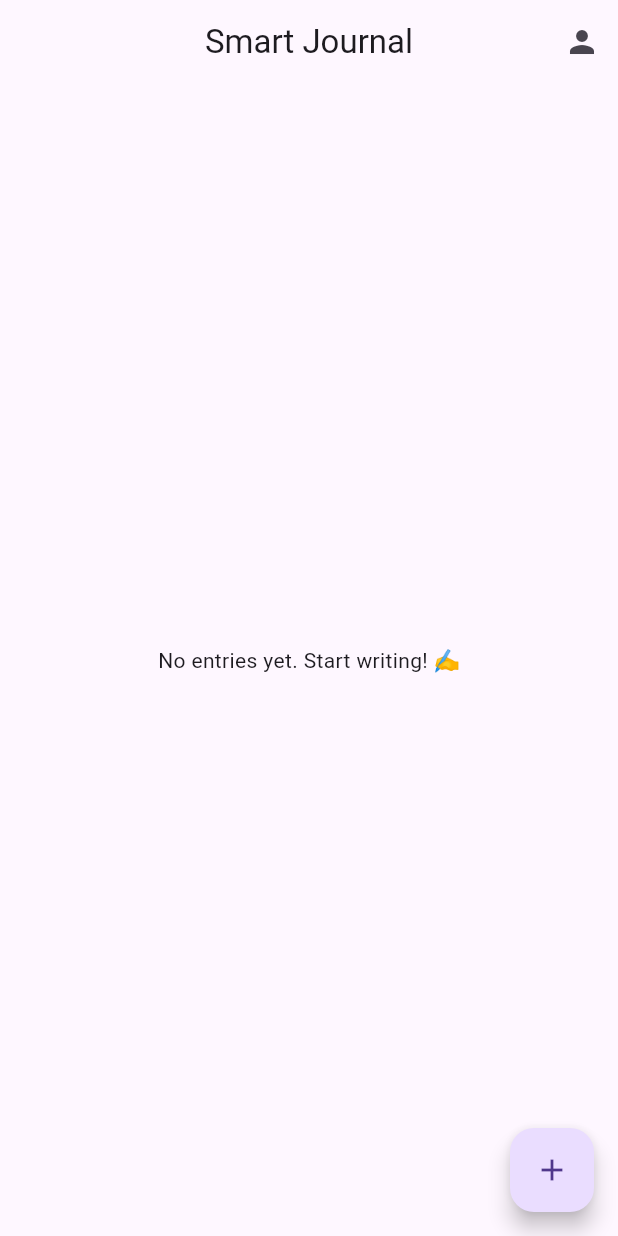
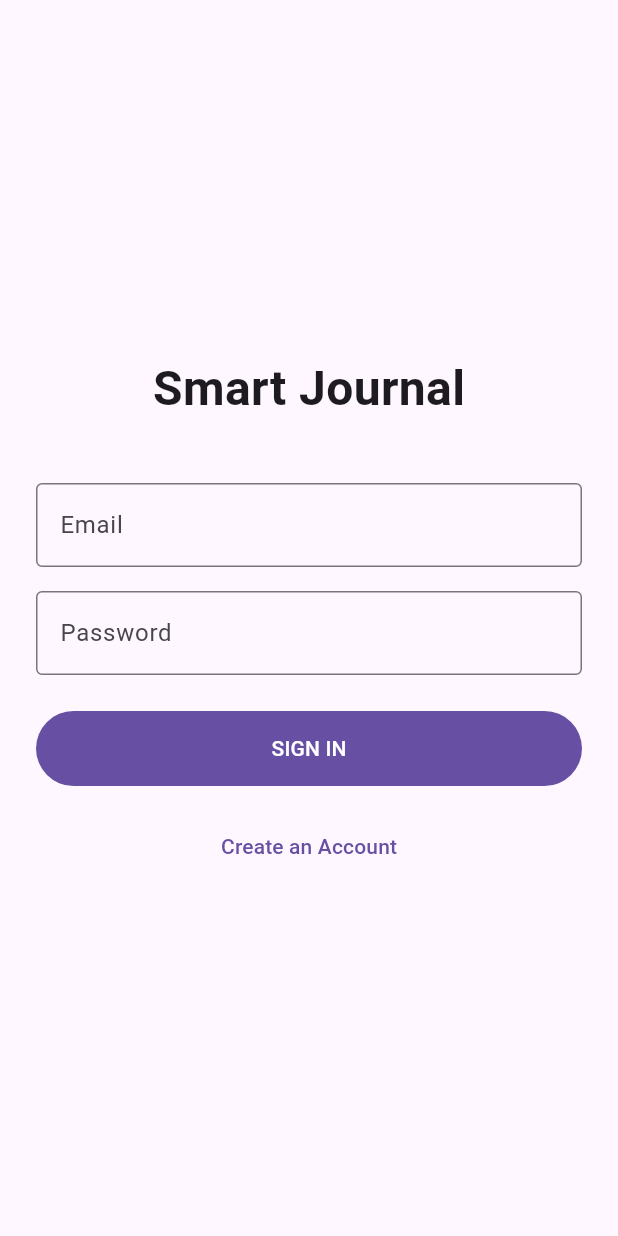
Before and after one commit to kapitan05/online_journal, a Flutter app: the screen it shows after launch, on a phone screen of 412 x 824 dp. Run offline on Flutter 3.47's test engine with Material 3 defaults, Android fonts, the light colour scheme and no system bars; our stand-ins replace equatable, flutter_bloc, get_it, hive, hive_flutter; accounts and stored records are empty.

Commit message:
added auth logic

```diff
--- a/lib/data/models/user_profile_model.dart
+++ b/lib/data/models/user_profile_model.dart
@@ -23,6 +23,9 @@ class UserProfileModel extends HiveObject {
   @HiveField(5)
   final String zipCode;
 
+  @HiveField(6)
+  final String password;
+
   UserProfileModel({
     required this.firstName,
     required this.lastName,
@@ -30,6 +33,7 @@ class UserProfileModel extends HiveObject {
     required this.street,
     required this.city,
     required this.zipCode,
+    required this.password,
   });
 
   // Mapper: Model -> Entity
@@ -40,6 +44,7 @@ class UserProfileModel extends HiveObject {
     street: street,
     city: city,
     zipCode: zipCode,
+    password: password,
   );
 
   // Mapper: Entity -> Model
@@ -50,5 +55,6 @@ class UserProfileModel extends HiveObject {
     street: user.street,
     city: user.city,
     zipCode: user.zipCode,
+    password: user.password,
   );
 }
--- a/lib/data/repositories/user_repository.dart
+++ b/lib/data/repositories/user_repository.dart
@@ -2,19 +2,52 @@ import 'package:hive/hive.dart';
 import '../models/user_profile_model.dart';
 import '../../domain/entities/user_profile.dart';
 
+// Repository to manage User Profiles and Authentication
+// Simulates a simple user database using Hive
+// email as the unique key in the database to prevent duplicate users
+
 class UserRepository {
-  final Box<UserProfileModel> box;
 
-  UserRepository(this.box);
+final Box<UserProfileModel> _usersBox; // The "Database" of all users
+  final Box _sessionBox; // To remember who is currently logged in
 
-  Future<void> saveUser(UserProfile user) async {
+  UserRepository(this._usersBox, this._sessionBox);
+
+  // SIGN UP METHOD
+  Future<void> registerUser(UserProfile user) async {
+    // Check if email exists in "DB"
+    if (_usersBox.containsKey(user.email)) {
+      throw Exception('User with this email already exists.');
+    }
+
     final model = UserProfileModel.fromEntity(user);
-    // We use a fixed key 'current_user' so we always overwrite the old profile
-    await box.put('current_user', model);
+    // Save user using Email as the Key (Unique Index)
+    await _usersBox.put(user.email, model);
   }
 
-  UserProfile? getUser() {
-    final model = box.get('current_user');
-    return model?.toEntity();
+  //  SIGN IN METHOD
+  Future<UserProfile> authenticateUser(String email, String password) async {
+    final userModel = _usersBox.get(email);
+
+    if (userModel == null) {
+      throw Exception('User not found.');
+    }
+
+    if (userModel.password != password) {
+      throw Exception('Incorrect password.');
+    }
+
+    // Login successful: Save session
+    await _sessionBox.put('current_user_email', email);
+    return userModel.toEntity();
+  }
+
+  // --- CHECK SESSION ---
+  Future<bool> isLoggedIn() async {
+    return _sessionBox.containsKey('current_user_email');
+  }
+
+  Future<void> logout() async {
+    await _sessionBox.delete('current_user_email');
   }
 }
--- a/lib/domain/entities/user_profile.dart
+++ b/lib/domain/entities/user_profile.dart
@@ -3,6 +3,7 @@ class UserProfile {
   final String lastName;
   final String email;
   final String street;
+  final String password;
   final String city;
   final String zipCode;
 
@@ -11,6 +12,7 @@ class UserProfile {
     required this.lastName,
     required this.email,
     required this.street,
+    required this.password,
     required this.city,
     required this.zipCode,
   });
--- a/lib/main.dart
+++ b/lib/main.dart
@@ -2,7 +2,8 @@ import 'package:flutter/material.dart';
 import 'package:flutter_bloc/flutter_bloc.dart';
 import 'package:hive_flutter/hive_flutter.dart';
 import 'package:online_journal_local/data/models/user_profile_model.dart';
-import 'package:online_journal_local/presentation/cubit/user_cubit.dart';
+import 'package:online_journal_local/presentation/cubit/auth_cubit.dart';
+import 'package:online_journal_local/presentation/screens/login_screen.dart';
 
 import 'injection_container.dart' as di;
 import 'presentation/cubit/journal_cubit.dart';
@@ -21,7 +22,7 @@ void main() async {
   await di.init();
 
   // Just to verify the box path
-  print("📦 Hive Storage Path: ${Hive.box<UserProfileModel>('userBox').path}");
+  // print("📦 Hive Storage Path: ${Hive.box<UserProfileModel>('userBox').path}");
 
   runApp(const MainApp());
 }
@@ -34,15 +35,24 @@ class MainApp extends StatelessWidget {
       return MultiBlocProvider( // MultiBlocProvider because we have multiple cubits
             providers: [
               BlocProvider(create: (_) => di.sl<JournalCubit>()..loadEntries()),
-              BlocProvider(create: (_) => di.sl<UserCubit>()),
+              // Load AuthCubit and check status immediately by calling checkAuthStatus
+              BlocProvider(create: (_) => di.sl<AuthCubit>()..checkAuthStatus()),
             ],
       child: MaterialApp(
-        debugShowCheckedModeBanner: false,
-        theme: ThemeData(
-          primarySwatch: Colors.blue,
-          useMaterial3: true, // Modern UI look
-        ),
-        home: const HomeScreen(), // Using the real screen
+              debugShowCheckedModeBanner: false,
+              theme: ThemeData(primarySwatch: Colors.blue, useMaterial3: true),
+              // Auth Wrapper: Decides what to show
+              home: BlocBuilder<AuthCubit, AuthState>(
+                builder: (context, state) {
+                  if (state is AuthAuthenticated) {
+                    return const HomeScreen();
+                  } else if (state is AuthUnauthenticated) {
+                    return const LoginScreen();
+                  }
+                  // While checking session
+                  return const Scaffold(body: Center(child: CircularProgressIndicator()));
+                },
+              ),
       ),
     );
   }
--- /dev/null
+++ b/lib/presentation/cubit/auth_cubit.dart
@@ -0,0 +1,65 @@
+import 'package:flutter_bloc/flutter_bloc.dart';
+import '../../domain/entities/user_profile.dart';
+import '../../data/repositories/user_repository.dart';
+
+// States to represent authentication status so toggle UI accordingly
+abstract class AuthState {}
+class AuthInitial extends AuthState {}
+class AuthLoading extends AuthState {}
+class AuthAuthenticated extends AuthState {
+  final UserProfile user;
+  AuthAuthenticated(this.user);
+}
+class AuthUnauthenticated extends AuthState {}
+class AuthError extends AuthState {
+  final String message;
+  AuthError(this.message);
+}
+
+// Logic
+class AuthCubit extends Cubit<AuthState> {
+  final UserRepository repository;
+
+  AuthCubit(this.repository) : super(AuthInitial());
+
+  // Check on App Start
+  Future<void> checkAuthStatus() async {
+    final isLoggedIn = await repository.isLoggedIn();
+    if (isLoggedIn) {
+       // Ideally, fetch the actual user object here
+       emit(AuthAuthenticated(UserProfile(
+         firstName: 'User', lastName: '', email: '', password: '',
+         street: '', city: '', zipCode: ''
+       )));
+    } else {
+      emit(AuthUnauthenticated());
+    }
+  }
+
+  Future<void> signUp(UserProfile user) async {
+    emit(AuthLoading());
+    try {
+      await repository.registerUser(user);
+      // Auto-login after signup
+      await repository.authenticateUser(user.email, user.password);
+      emit(AuthAuthenticated(user));
+    } catch (e) {
+      emit(AuthError(e.toString().replaceAll('Exception: ', '')));
+    }
+  }
+
+  Future<void> signIn(String email, String password) async {
+    emit(AuthLoading());
+    try {
+      final user = await repository.authenticateUser(email, password);
+      emit(AuthAuthenticated(user));
+    } catch (e) {
+      emit(AuthError(e.toString().replaceAll('Exception: ', '')));
+    }
+  }
+
+  Future<void> signOut() async {
+    await repository.logout();
+    emit(AuthUnauthenticated());
+  }
+}
--- a/lib/presentation/cubit/user_cubit.dart
+++ /dev/null
@@ -1,24 +0,0 @@
-import 'package:flutter_bloc/flutter_bloc.dart';
-import '../../domain/entities/user_profile.dart';
-import '../../data/repositories/user_repository.dart';
-
-// Simple States
-abstract class UserState {}
-class UserInitial extends UserState {}
-class UserSaved extends UserState {}
-
-class UserCubit extends Cubit<UserState> {
-  final UserRepository repository;
-
-  UserCubit(this.repository) : super(UserInitial());
-
-  Future<void> saveUserProfile(UserProfile user) async {
-    await repository.saveUser(user);
-    emit(UserSaved());
-  }
-
-  // Helper to check if user already exists
-  UserProfile? getCurrentUser() {
-    return repository.getUser();
-  }
-}
--- a/lib/presentation/screens/home_screen.dart
+++ b/lib/presentation/screens/home_screen.dart
@@ -1,5 +1,6 @@
 import 'package:flutter/material.dart';
 import 'package:flutter_bloc/flutter_bloc.dart';
+import 'package:online_journal_local/presentation/cubit/auth_cubit.dart';
 import 'package:online_journal_local/presentation/screens/registration_wizard.dart';
 import '../cubit/journal_cubit.dart';
 import '../cubit/journal_state.dart';
@@ -24,6 +25,10 @@ class HomeScreen extends StatelessWidget {
                 MaterialPageRoute(builder: (_) => const RegistrationWizard()),
               );
             },
+          ),
+          IconButton(
+            icon: const Icon(Icons.logout),
+            onPressed: () => context.read<AuthCubit>().signOut(),
           ),
         ],
       ),
--- /dev/null
+++ b/lib/presentation/screens/login_screen.dart
@@ -0,0 +1,84 @@
+import 'package:flutter/material.dart';
+import 'package:flutter_bloc/flutter_bloc.dart';
+import '../cubit/auth_cubit.dart';
+import 'registration_wizard.dart';
+
+class LoginScreen extends StatefulWidget {
+  const LoginScreen({super.key});
+
+  @override
+  State<LoginScreen> createState() => _LoginScreenState();
+}
+
+class _LoginScreenState extends State<LoginScreen> {
+  final _emailCtrl = TextEditingController();
+  final _passCtrl = TextEditingController();
+  final _formKey = GlobalKey<FormState>();
+
+  void _login() {
+    if (_formKey.currentState!.validate()) {
+      context.read<AuthCubit>().signIn(
+        _emailCtrl.text.trim(),
+        _passCtrl.text.trim(),
+      );
+    }
+  }
+
+  @override
+  Widget build(BuildContext context) {
+    return Scaffold(
+      body: Padding(
+        padding: const EdgeInsets.all(24.0),
+        child: Form(
+          key: _formKey,
+          child: Column(
+            mainAxisAlignment: MainAxisAlignment.center,
+            children: [
+              const Text('Smart Journal', style: TextStyle(fontSize: 32, fontWeight: FontWeight.bold)),
+              const SizedBox(height: 40),
+              TextFormField(
+                controller: _emailCtrl,
+                decoration: const InputDecoration(labelText: 'Email', border: OutlineInputBorder()),
+                validator: (v) => v!.isEmpty ? 'Required' : null,
+              ),
+              const SizedBox(height: 16),
+              TextFormField(
+                controller: _passCtrl,
+                obscureText: true,
+                decoration: const InputDecoration(labelText: 'Password', border: OutlineInputBorder()),
+                validator: (v) => v!.isEmpty ? 'Required' : null,
+              ),
+              const SizedBox(height: 24),
+
+              // Login Button with State Handling
+              BlocConsumer<AuthCubit, AuthState>(
+                listener: (context, state) {
+                  if (state is AuthError) {
+                    ScaffoldMessenger.of(context).showSnackBar(SnackBar(content: Text(state.message)));
+                  }
+                },
+                builder: (context, state) {
+                  if (state is AuthLoading) return const CircularProgressIndicator();
+
+                  return SizedBox(
+                    width: double.infinity,
+                    height: 50,
+                    child: FilledButton(onPressed: _login, child: const Text('SIGN IN')),
+                  );
+                },
+              ),
+
+              const SizedBox(height: 16),
+              TextButton(
+                onPressed: () {
+                  Navigator.push(context, MaterialPageRoute(builder: (_) => const RegistrationWizard()));
+                },
+                child: const Text('Create an Account'),
+              ),
+            ],
+          ),
+        ),
+      ),
+    );
+  }
+}
```
Also changed, not shown: lib/injection_container.dart (+19 -14 lines), lib/presentation/screens/registration_wizard.dart (+12 -2 lines), lib/data/models/user_profile_model.g.dart.
